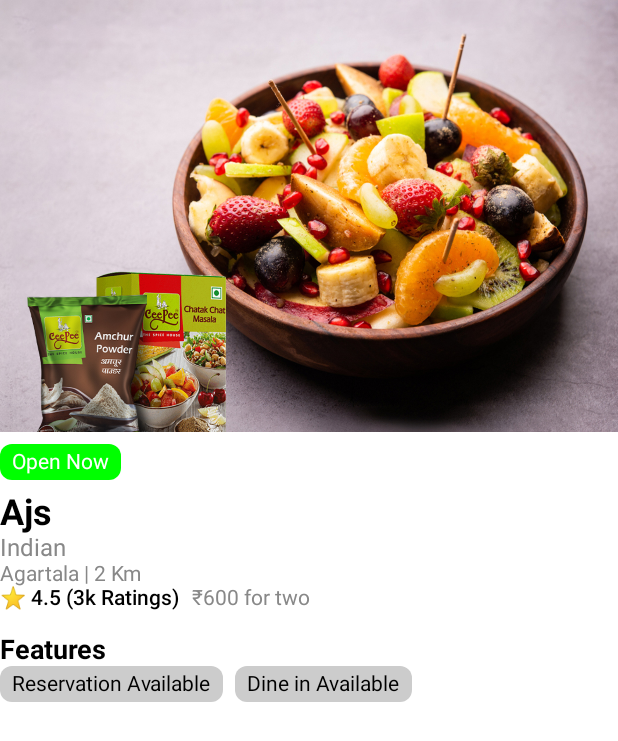
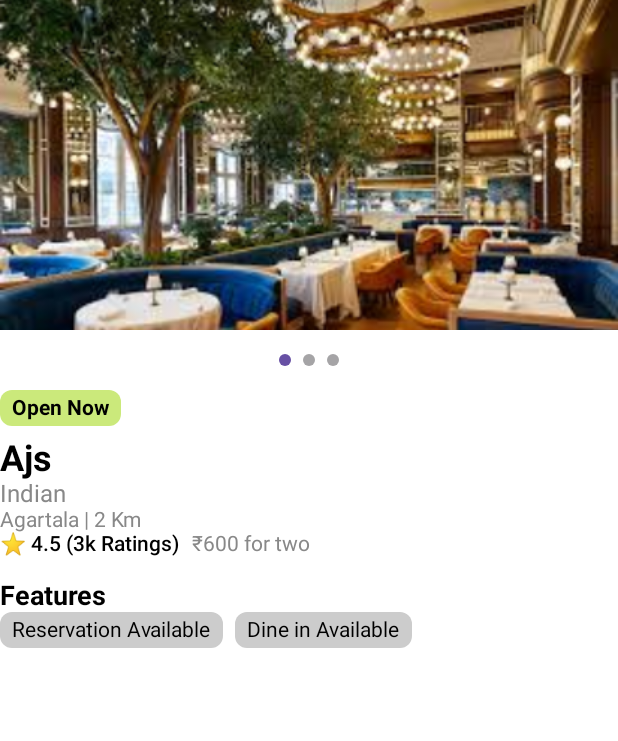
Before and after one commit to ajs7777/Goodine_Android, an Android app built with Jetpack Compose: the @Preview function RestaurantProfileScreen, on a phone screen of 412 x 824 dp. Shown: the top 741 px of the screen. Run offline under Robolectric (Android 15) with nearby library versions, the phone set to English and light mode, and no system bars; our stand-ins replace accompanist.

Commit message:
Initial Commit

```diff
--- a/app/build.gradle.kts
+++ b/app/build.gradle.kts
@@ -61,4 +61,9 @@ dependencies {
     debugImplementation(libs.androidx.ui.test.manifest)
     implementation(libs.androidx.navigation.compose)
     implementation (libs.accompanist.navigation.animation)
+    implementation(libs.androidx.compose.ui)
+    implementation(libs.androidx.compose.material3)
+    implementation(libs.accompanist.pager)
+    implementation(libs.accompanist.pager.indicators)
+    implementation(libs.coil.compose)
 }
--- a/app/src/main/java/com/abhijitsaha/goodine/ui/theme/RestaurantProfileScreen.kt
+++ b/app/src/main/java/com/abhijitsaha/goodine/RestaurantProfileScreen.kt
@@ -1,43 +1,44 @@
-package com.abhijitsaha.goodine.ui.theme
+package com.abhijitsaha.goodine
 
 import androidx.compose.foundation.Image
 import androidx.compose.foundation.background
 import androidx.compose.foundation.layout.*
 import androidx.compose.foundation.shape.RoundedCornerShape
+import androidx.compose.material3.MaterialTheme
 import androidx.compose.material3.Text
 import androidx.compose.runtime.Composable
 import androidx.compose.ui.Alignment
 import androidx.compose.ui.Modifier
 import androidx.compose.ui.graphics.Color
+import androidx.compose.ui.layout.ContentScale
 import androidx.compose.ui.res.painterResource
 import androidx.compose.ui.text.font.FontWeight
 import androidx.compose.ui.tooling.preview.Preview
 import androidx.compose.ui.unit.dp
 import androidx.compose.ui.unit.sp
-import com.abhijitsaha.goodine.R
+import com.google.accompanist.pager.ExperimentalPagerApi
+import com.google.accompanist.pager.HorizontalPagerIndicator
+import com.google.accompanist.pager.*
+
+
 
 @Preview(showBackground = true, showSystemUi = true)
 @Composable
 fun RestaurantProfileScreen() {
     Column(modifier = Modifier.fillMaxSize()) {
         // Image Section
-        Box(modifier = Modifier.fillMaxWidth()) {
-            Image(
-                painter = painterResource(id = R.drawable.restaurant_image),
-                contentDescription = "Restaurant Image",
-                modifier = Modifier.fillMaxWidth()
-            )
-        }
+        RestaurantScreen()
 
         Spacer(modifier = Modifier.height(8.dp))
 
         // Status Badge
         Text(
             text = "Open Now",
-            color = Color.White,
+            color = Color.Black,
+            fontWeight = FontWeight.Bold,
             fontSize = 14.sp,
             modifier = Modifier
-                .background(Color.Green, RoundedCornerShape(8.dp))
+                .background(Color(0xFFCBE97B), RoundedCornerShape(8.dp))
                 .padding(horizontal = 8.dp, vertical = 4.dp)
         )
 
@@ -76,3 +77,53 @@ fun FeatureTag(text: String) {
             .padding(horizontal = 8.dp, vertical = 4.dp)
     )
 }
+
+@OptIn(ExperimentalPagerApi::class)
+@Composable
+fun RestaurantImageCarousel(images: List<Int>) {
+    val pagerState = rememberPagerState()
+
+    Column(
+        horizontalAlignment = Alignment.CenterHorizontally,
+        modifier = Modifier.fillMaxWidth()
+    ) {
+        HorizontalPager(
+            count = images.size,
+            state = pagerState,
+            modifier = Modifier
+                .fillMaxWidth()
+                .height(220.dp)
+        ) { page ->
+            Image(
+                painter = painterResource(id = images[page]),
+                contentDescription = "Restaurant Image",
+                contentScale = ContentScale.Crop,
+                modifier = Modifier
+                    .fillMaxSize()
+            )
+        }
+
+        Spacer(modifier = Modifier.height(8.dp))
+
+        // Page indicator dots
+        HorizontalPagerIndicator(
+            pagerState = pagerState,
+            activeColor = MaterialTheme.colorScheme.primary,
+            inactiveColor = MaterialTheme.colorScheme.onSurface.copy(alpha = 0.4f),
+            modifier = Modifier.padding(8.dp)
+        )
+    }
+}
+@Composable
+fun RestaurantScreen() {
+    val restaurantImages = listOf(
+        R.drawable.restaurant1,
+        R.drawable.restaurant2,
+        R.drawable.restaurant3
+    )
+
+    Column {
+        RestaurantImageCarousel(images = restaurantImages)
+        // ... other UI elements
+    }
+}
--- a/app/src/main/java/com/abhijitsaha/goodine/SubscriptionScreen.kt
+++ b/app/src/main/java/com/abhijitsaha/goodine/SubscriptionScreen.kt
@@ -164,6 +164,7 @@ Row(
     }
 }
 }
+
 @Composable
 fun SubscriptionOption(currency: String, plan: String, duration: String, isSelected: Boolean, onSelect: () -> Unit) {
     Row(
--- a/app/src/main/java/com/abhijitsaha/goodine/ui/theme/Color.kt
+++ b/app/src/main/java/com/abhijitsaha/goodine/ui/theme/Color.kt
@@ -11,3 +11,5 @@ val BlackInvert = Color(0xFFFFFFFF)
 val orange = Color(0xFFED8F1E)
 
 val lightGray = Color(0xFFE5E5EA)
+
+val lemonGreen = Color(0xFFCBE97B)
--- a/gradle/libs.versions.toml
+++ b/gradle/libs.versions.toml
@@ -11,6 +11,10 @@ composeBom = "2024.09.00"
 navigationCompose = "2.8.8"
 firebaseFirestoreKtx = "25.1.2"
 accompanist = "0.32.0"
+compose = "1.4.0"
+material3 = "1.2.0"
+accompanist-pager = "0.31.1-alpha"
+coil = "2.5.0"
 
 [libraries]
 androidx-core-ktx = { group = "androidx.core", name = "core-ktx", version.ref = "coreKtx" }
@@ -30,6 +34,12 @@ androidx-material3 = { group = "androidx.compose.material3", name = "material3"
 androidx-navigation-compose = { group = "androidx.navigation", name = "navigation-compose", version.ref = "navigationCompose" }
 firebase-firestore-ktx = { group = "com.google.firebase", name = "firebase-firestore-ktx", version.ref = "firebaseFirestoreKtx" }
 accompanist-navigation-animation = { module = "com.google.accompanist:accompanist-navigation-animation", version.ref = "accompanist" }
+androidx-compose-ui = { module = "androidx.compose.ui:ui", version.ref = "compose" }
+androidx-compose-material3 = { module = "androidx.compose.material3:material3", version.ref = "material3" }
+accompanist-pager = { module = "com.google.accompanist:accompanist-pager", version.ref = "accompanist-pager" }
+accompanist-pager-indicators = { module = "com.google.accompanist:accompanist-pager-indicators", version.ref = "accompanist-pager" }
+coil-compose = { module = "io.coil-kt:coil-compose", version.ref = "coil" }
+
 
 [plugins]
 android-application = { id = "com.android.application", version.ref = "agp" }
```
Also changed, not shown: app/src/main/res/drawable/restaurant1.jpg (added), app/src/main/res/drawable/restaurant2.jpg (added), app/src/main/res/drawable/restaurant3.jpg (added).
